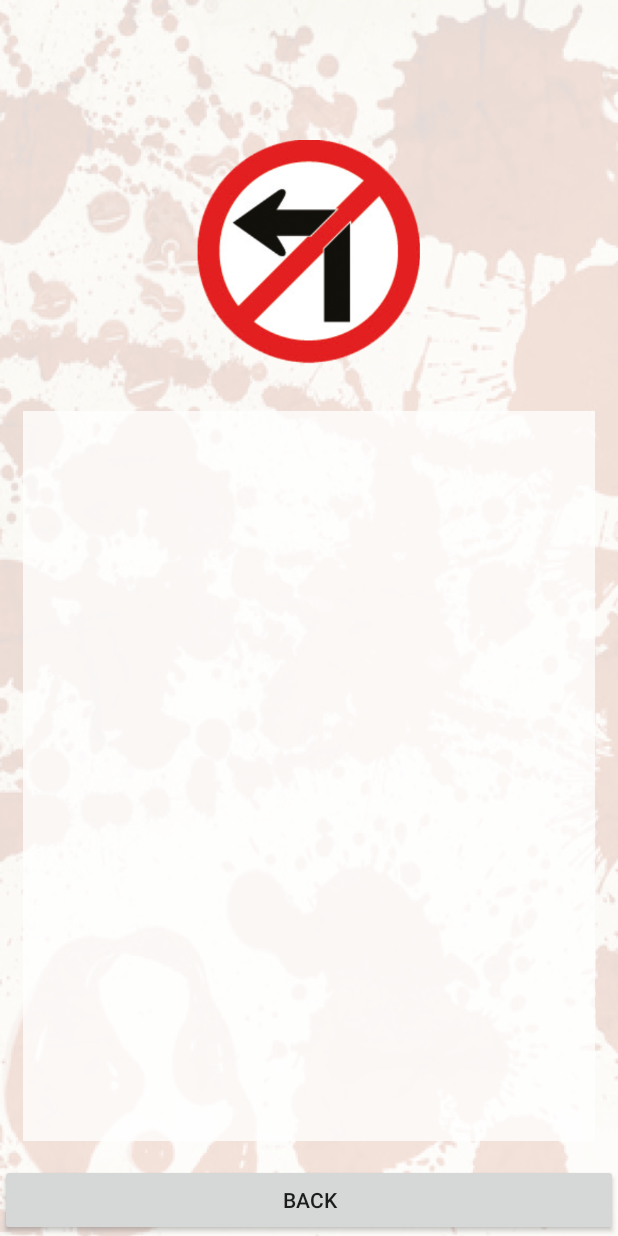
After one commit to jaruwit2538/MyFirstapp2, an Android app: the Detail screen opened directly, with no data from a screen before it, on a phone screen of 412 x 824 dp. The commit adds this screen. Run offline under Robolectric (Android 15) with nearby library versions, the phone set to English and light mode, and no system bars.

Commit message:
Detail complete

```diff
--- a/app/src/main/AndroidManifest.xml
+++ b/app/src/main/AndroidManifest.xml
@@ -1,20 +1,21 @@
 <?xml version="1.0" encoding="utf-8"?>
 <manifest xmlns:android="http://schemas.android.com/apk/res/android"
-    package="comsci.khowoat.myfirstapp" >
+    package="comsci.khowoat.myfirstapp">
 
     <application
         android:allowBackup="true"
         android:icon="@mipmap/ic_launcher"
         android:label="@string/app_name"
         android:supportsRtl="true"
-        android:theme="@style/AppTheme" >
-        <activity android:name=".MainActivity" >
+        android:theme="@style/AppTheme">
+        <activity android:name=".MainActivity">
             <intent-filter>
                 <action android:name="android.intent.action.MAIN" />
 
                 <category android:name="android.intent.category.LAUNCHER" />
             </intent-filter>
         </activity>
+        <activity android:name=".Detail"></activity>
     </application>
 
 </manifest>
--- /dev/null
+++ b/app/src/main/java/comsci/khowoat/myfirstapp/Detail.java
@@ -0,0 +1,34 @@
+package comsci.khowoat.myfirstapp;
+
+import android.support.v7.app.AppCompatActivity;
+import android.os.Bundle;
+import android.view.View;
+import android.widget.Button;
+import android.widget.ImageView;
+import android.widget.TextView;
+
+public class Detail extends AppCompatActivity {
+
+    @Override
+    protected void onCreate(Bundle savedInstanceState) {
+        super.onCreate(savedInstanceState);
+        setContentView(R.layout.activity_detail);
+
+        //initial view ผูก view ที่หน้า ui ให้รู้จักกับตัวแปรบน java
+        TextView titleTextView = (TextView) findViewById(R.id.txtTitleDetail);
+        TextView detailTextView = (TextView) findViewById(R.id.txtDetailScroll);
+        ImageView detailImageView = (ImageView) findViewById(R.id.imvImageDetail);
+        Button button = (Button) findViewById(R.id.btnBack);
+
+        //รับข้อมูลจาก main activity มาแสดงผลบน detail
+        titleTextView.setText(getIntent().getStringExtra("Title"));
+        detailTextView.setText(getIntent().getStringExtra("Detail"));
+        detailImageView.setImageResource(getIntent().getIntExtra("Image",R.drawable.traffic_01));
+
+    }//main method
+    public void  clickBack(View view) {
+        //ปุ่มคลิ้ก back เมื่อทำการคลิ้กปุ่ม back จะทำการกลับมาหน้า main และปิดหน้า detail
+        finish();
+
+    }
+}//main class
--- a/app/src/main/java/comsci/khowoat/myfirstapp/MainActivity.java
+++ b/app/src/main/java/comsci/khowoat/myfirstapp/MainActivity.java
@@ -5,6 +5,7 @@ import android.net.Uri;
 import android.support.v7.app.AppCompatActivity;
 import android.os.Bundle;
 import android.view.View;
+import android.widget.AdapterView;
 import android.widget.ListView;
 
 public class MainActivity extends AppCompatActivity {
@@ -35,12 +36,24 @@ public class MainActivity extends AppCompatActivity {
         for (int i=0;i<detailStrings.length;i++){//เริ่มนับตั้งแต่ตัวแรกถึงตัวที่30แล้วตัดคำ
             shortStrings[i]=detailStrings[i].substring(0,29)+"...";//นับถึง30ตัวแล้วโยนจาก detailStrings ไป shortStrings หลังข้อความจะแสดงว่า ...
 
-
         }//end for
 
         //create listview
-        MyAdapter myAdapter = new MyAdapter(MainActivity.this, ints, titleStrings, shortStrings);
+        MyAdapter myAdapter = new MyAdapter(MainActivity.this, ints, titleStrings, shortStrings);//ตัวแปรที่ใช้ในหน้านี้
         listView.setAdapter(myAdapter);
+
+        //active when click listview ลิ้งไปหน้า detail เมื่อคลิ้กเลือก item
+        listView.setOnItemClickListener(new AdapterView.OnItemClickListener() {
+            @Override
+            public void onItemClick(AdapterView<?> parent, View view, int position, long id) {//เมื่อมีการคลิ้ก้อมูลตำแหน่งใด จะเก็บตำแหน่งข้อมูลจากการคลิ้ก
+                Intent intent = new Intent(MainActivity.this,Detail.class);//ประกาศเรียกใช้ object .this คืออ้างถึง activity ที่ใช้ปัจจุบัน ส่งข้อมูลจากหน้า main ไปหน้า detail
+                intent.putExtra("Title", titleStrings[position]);
+                intent.putExtra("Detail",detailStrings[position]);
+                intent.putExtra("Image",ints[position]);
+                startActivity(intent);
+            }
+        });
+
     }   //Main Method onCreate
 
     public void onClickMoreinfo(View view) {
--- a/app/src/main/java/comsci/khowoat/myfirstapp/MyAdapter.java
+++ b/app/src/main/java/comsci/khowoat/myfirstapp/MyAdapter.java
@@ -50,12 +50,12 @@ public class MyAdapter extends BaseAdapter{
         LayoutInflater layoutInflater = (LayoutInflater) context.getSystemService(Context.LAYOUT_INFLATER_SERVICE);
         View view1 =layoutInflater.inflate(R.layout.my_listview,parent,false);
 
-        //Initiol view ผูกไอดีของ view กับตัวแปร
+        //Initial view ผูกไอดีของ view กับตัวแปร
         ImageView imgview = (ImageView) view1.findViewById(R.id.imvicon);
         TextView titleTextView = (TextView) view1.findViewById(R.id.txtTitleLiv);
         TextView detailTextView = (TextView) view1.findViewById(R.id.txtDetailLiv);
 
-        //showview เอาข้อมูลไปแสดงผลบนหน้า App
+        //ShowView เอาข้อมูลไปแสดงผลบนหน้า App
         imgview.setImageResource(ints[position]);
         titleTextView.setText(titleStrings[position]);
         detailTextView.setText(detailStrings[position]);
--- /dev/null
+++ b/app/src/main/res/layout/activity_detail.xml
@@ -0,0 +1,64 @@
+<?xml version="1.0" encoding="utf-8"?>
+<RelativeLayout xmlns:android="http://schemas.android.com/apk/res/android"
+    xmlns:app="http://schemas.android.com/apk/res-auto"
+    xmlns:tools="http://schemas.android.com/tools"
+    android:id="@+id/activity_detail"
+    android:layout_width="match_parent"
+    android:layout_height="match_parent"
+    tools:context="comsci.khowoat.myfirstapp.Detail"
+    android:background="@drawable/bg40">
+
+    <TextView
+        android:text="TextView"
+        android:layout_width="wrap_content"
+        android:layout_height="wrap_content"
+        android:id="@+id/txtTitleDetail"
+        android:layout_alignParentTop="true"
+        android:layout_centerHorizontal="true"
+        android:textSize="@dimen/h1"
+        android:layout_alignParentLeft="false"
+        android:layout_alignParentRight="false"
+        android:layout_alignParentStart="false"
+        android:layout_margin="@dimen/my_margin"
+        android:textColor="@android:color/holo_blue_dark" />
+
+    <ImageView
+        android:layout_width="@dimen/my_picture"
+        android:layout_height="@dimen/my_picture"
+        app:srcCompat="@drawable/traffic_01"
+        android:id="@+id/imvImageDetail"
+        android:layout_centerHorizontal="true"
+        android:layout_below="@+id/txtTitleDetail"
+        android:layout_margin="@dimen/my_margin" />
+
+    <Button
+        android:text="Back"
+        android:layout_width="match_parent"
+        android:layout_height="wrap_content"
+        android:onClick="clickBack"
+        android:id="@+id/btnBack"
+        android:layout_alignParentBottom="true" />
+
+    <ScrollView
+        android:layout_width="match_parent"
+        android:layout_height="match_parent"
+        android:layout_below="@+id/imvImageDetail"
+        android:layout_margin="@dimen/my_margin"
+        android:layout_above="@+id/btnBack"
+        android:background="#c3ffffff">
+
+        <LinearLayout
+            android:layout_width="match_parent"
+            android:layout_height="wrap_content"
+            android:orientation="vertical" >
+
+            <TextView
+                android:text="TextView"
+                android:layout_width="match_parent"
+                android:layout_height="wrap_content"
+                android:id="@+id/txtDetailScroll"
+                android:textColor="@android:color/holo_red_light" />
+
+        </LinearLayout>
+    </ScrollView>
+</RelativeLayout>
--- a/app/src/main/res/layout/my_listview.xml
+++ b/app/src/main/res/layout/my_listview.xml
@@ -23,8 +23,7 @@
             android:id="@+id/txtTitleLiv"
             android:textSize="@dimen/h2"
             android:textColor="?attr/actionModeSplitBackground"
-            android:textStyle="bold"
-            android:layout_marginTop="10dp" />
+            android:textStyle="bold" />
 
         <TextView
             android:text="TextView"
@@ -33,7 +32,6 @@
             android:id="@+id/txtDetailLiv"
             android:textSize="@dimen/h3"
             android:textColor="@android:color/holo_red_dark"
-            android:elevation="0dp"
-            android:layout_marginTop="5dp" />
+            android:elevation="0dp" />
     </LinearLayout>
 </LinearLayout>
--- a/app/src/main/res/values/dimens.xml
+++ b/app/src/main/res/values/dimens.xml
@@ -7,7 +7,7 @@
     <dimen name="h3">14sp</dimen>
 
     <dimen name="my_margin">15dp</dimen>
-
     <dimen name="my_icon">120dp</dimen>
+    <dimen name="my_picture">150dp</dimen>
 
 </resources>
```
